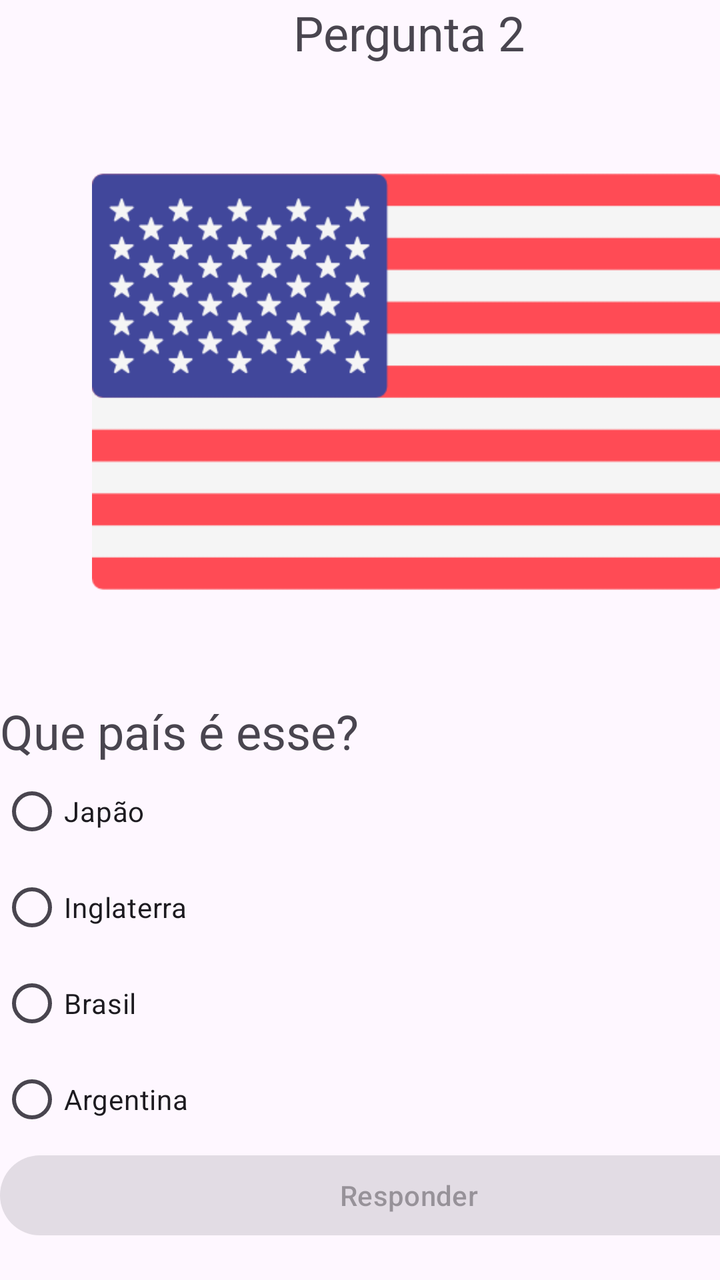
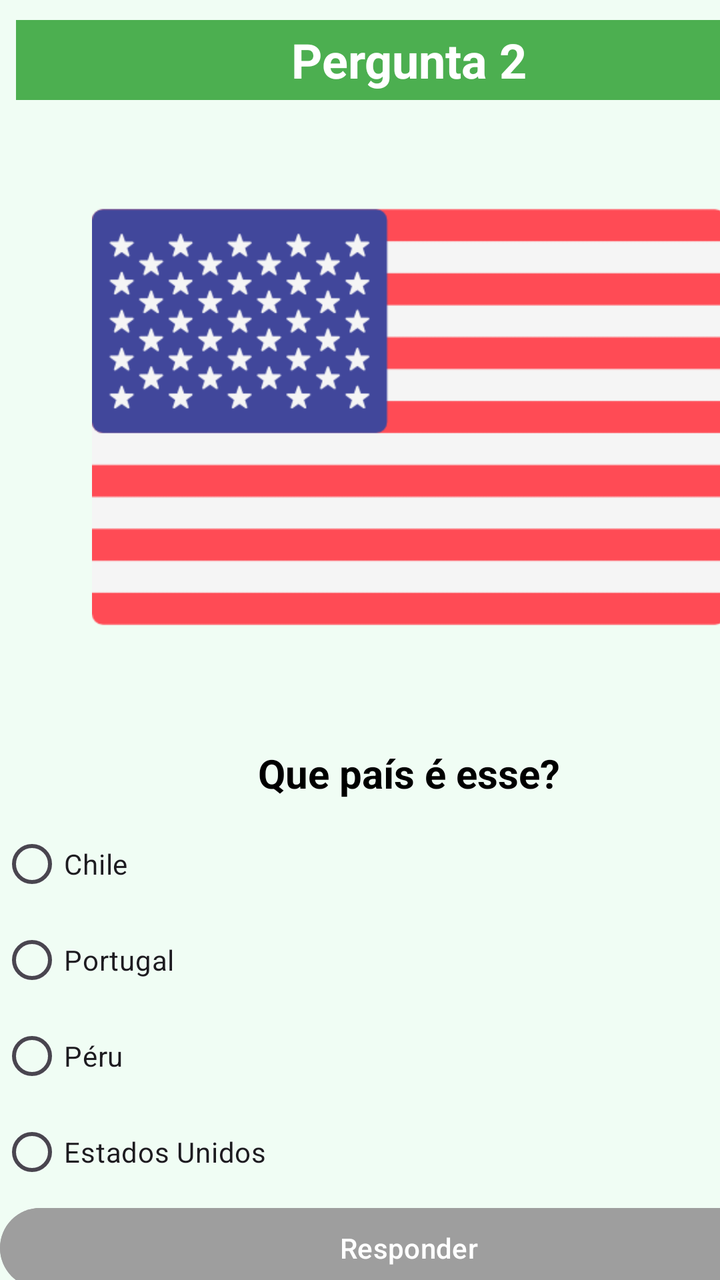

An Android layout rendered at two revisions. The XML below is the earlier revision; the diff shows what the commit changed to produce the second picture.
<!-- AndroidManifest.xml: application theme Theme.QuizBandeiras -->
<!-- res/layout/activity_pergunta2.xml -->
<?xml version="1.0" encoding="utf-8"?>
<androidx.constraintlayout.widget.ConstraintLayout xmlns:android="http://schemas.android.com/apk/res/android"
    xmlns:app="http://schemas.android.com/apk/res-auto"
    xmlns:tools="http://schemas.android.com/tools"
    android:id="@+id/main"
    android:layout_width="match_parent"
    android:layout_height="match_parent"
    tools:context=".Pergunta2">

    <LinearLayout
        android:orientation="vertical"
        android:layout_width="409dp"
        android:layout_height="729dp">
        <TextView
            android:textSize="24sp"
            android:gravity="center"
            android:id="@+id/textView6"
            android:layout_width="match_parent"
            android:layout_height="wrap_content"
            android:text="Pergunta 2"/>
        <ImageView
            android:id="@+id/imageView2"
            android:layout_width="match_parent"
            android:layout_height="317dp"
            app:srcCompat="@drawable/estados_unidos"/>
        <TextView
            android:textSize="24sp"
            android:id="@+id/textView2"
            android:layout_width="match_parent"
            android:layout_height="wrap_content"
            android:text="Que país é esse?"/>
        <RadioGroup
            android:id="@+id/rgpAlternativas"
            android:layout_width="match_parent"
            android:layout_height="match_parent">
            <RadioButton
                android:id="@+id/rgbOpcao1"
                android:layout_width="match_parent"
                android:layout_height="wrap_content"
                android:text="Japão "/>
            <RadioButton
                android:id="@+id/rgbOpcao2"
                android:layout_width="match_parent"
                android:layout_height="wrap_content"
                android:text="Inglaterra"/>
            <RadioButton
                android:id="@+id/rgbOpcao3"
                android:layout_width="match_parent"
                android:layout_height="wrap_content"
                android:text="Brasil"/>
            <RadioButton
                android:id="@+id/rgbOpcao4"
                android:layout_width="match_parent"
                android:layout_height="wrap_content"
                android:text="Argentina"/>
            <Button
                android:enabled="false"
                android:id="@+id/btnResponder"
                android:layout_width="match_parent"
                android:layout_height="wrap_content"
                android:text="Responder"/>
        </RadioGroup>
    </LinearLayout>

</androidx.constraintlayout.widget.ConstraintLayout>
<!-- resources referenced by this layout -->
<resources>
  <!-- drawable estados_unidos: png bitmap (drawable, 15110 bytes) -->
  <style name="Theme.QuizBandeiras" parent="Base.Theme.QuizBandeiras" />
  <style name="Base.Theme.QuizBandeiras" parent="Theme.Material3.DayNight.NoActionBar">
          
          
      </style>
</resources>

<!-- the commit's change to res/layout/activity_pergunta2.xml (unified diff, before → after) -->
@@ -5,60 +5,83 @@
     android:id="@+id/main"
     android:layout_width="match_parent"
     android:layout_height="match_parent"
+    android:background="#F0FDF4"
     tools:context=".Pergunta2">
 
     <LinearLayout
-        android:orientation="vertical"
         android:layout_width="409dp"
-        android:layout_height="729dp">
+        android:layout_height="729dp"
+        android:orientation="vertical">
+
         <TextView
-            android:textSize="24sp"
-            android:gravity="center"
             android:id="@+id/textView6"
             android:layout_width="match_parent"
-            android:layout_height="wrap_content"
-            android:text="Pergunta 2"/>
+            android:layout_height="40dp"
+            android:layout_marginStart="8dp"
+            android:layout_marginTop="10dp"
+            android:layout_marginEnd="8dp"
+            android:background="#4CAF50"
+            android:gravity="center"
+            android:text="Pergunta 2"
+            android:textColor="@android:color/white"
+            android:textSize="24sp"
+            android:textStyle="bold" />
+
         <ImageView
             android:id="@+id/imageView2"
             android:layout_width="match_parent"
             android:layout_height="317dp"
-            app:srcCompat="@drawable/estados_unidos"/>
+            app:srcCompat="@drawable/estados_unidos" />
+
         <TextView
-            android:textSize="24sp"
             android:id="@+id/textView2"
             android:layout_width="match_parent"
             android:layout_height="wrap_content"
-            android:text="Que país é esse?"/>
+            android:layout_marginTop="6dp"
+            android:layout_marginBottom="8dp"
+            android:gravity="center"
+            android:text="Que país é esse?"
+            android:textColor="@android:color/black"
+            android:textSize="20sp"
+            android:textStyle="bold" />
+
         <RadioGroup
             android:id="@+id/rgpAlternativas"
             android:layout_width="match_parent"
             android:layout_height="match_parent">
+
             <RadioButton
                 android:id="@+id/rgbOpcao1"
                 android:layout_width="match_parent"
                 android:layout_height="wrap_content"
-                android:text="Japão "/>
+                android:text="Chile" />
+
             <RadioButton
                 android:id="@+id/rgbOpcao2"
                 android:layout_width="match_parent"
                 android:layout_height="wrap_content"
-                android:text="Inglaterra"/>
+                android:text="Portugal" />
+
             <RadioButton
                 android:id="@+id/rgbOpcao3"
                 android:layout_width="match_parent"
                 android:layout_height="wrap_content"
-                android:text="Brasil"/>
+                android:text="Péru" />
+
             <RadioButton
                 android:id="@+id/rgbOpcao4"
                 android:layout_width="match_parent"
                 android:layout_height="wrap_content"
-                android:text="Argentina"/>
+                android:text="Estados Unidos" />
+
             <Button
-                android:enabled="false"
                 android:id="@+id/btnResponder"
                 android:layout_width="match_parent"
                 android:layout_height="wrap_content"
-                android:text="Responder"/>
+                android:backgroundTint="#9E9E9E"
+                android:enabled="false"
+                android:text="Responder"
+                android:textColor="@android:color/white" />
         </RadioGroup>
     </LinearLayout>
 
